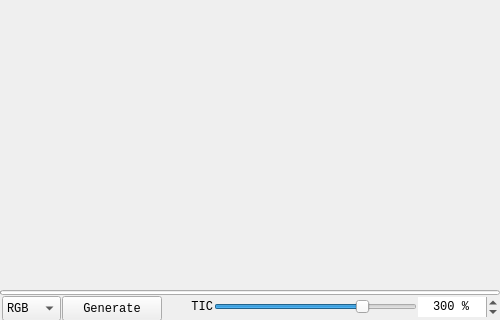
This is pigment_o/pigment_s_docker.ui in EyeOdin/Pigment.O as Qt 5 draws it before an edit; both pictures show x 0 to 500 and y 180 to 500 of the 500 by 500 pixel window. The edited form follows.
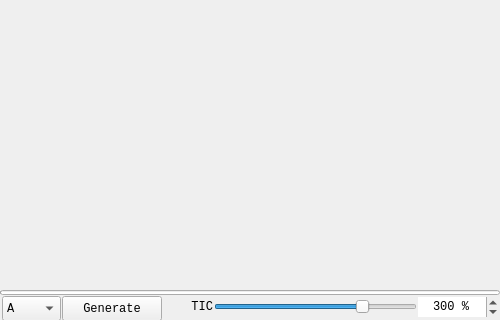
This is the edited form.

Patch:
```diff
--- a/pigment_o/pigment_s_docker.ui
+++ b/pigment_o/pigment_s_docker.ui
@@ -274,7 +274,7 @@
             <enum>Qt::NoFocus</enum>
            </property>
            <property name="currentIndex">
-            <number>1</number>
+            <number>0</number>
            </property>
            <item>
             <property name="text">
```
Left out of the diff: 2 changed lines with no effect on the pictures.
